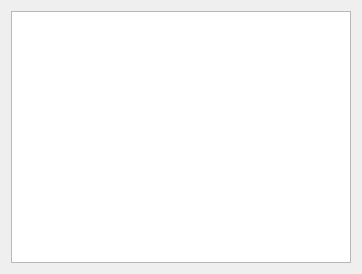
Before: the Qt Designer form src/knightsview_base.ui in netrunner-debian-kde-extras/knights, drawn with Qt 5.
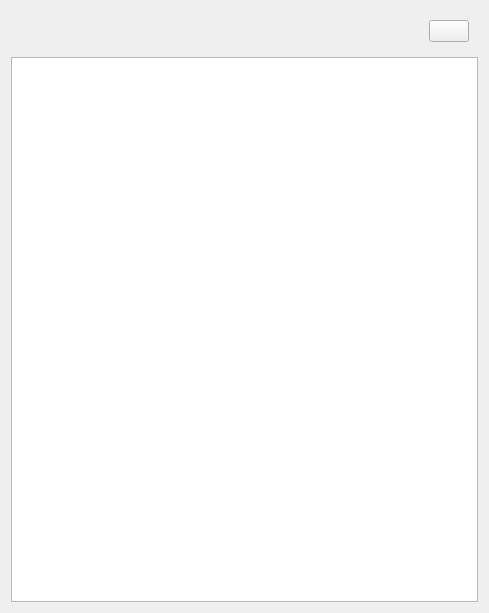
After: the same form once the commit is applied.

```diff
--- a/src/knightsview_base.ui
+++ b/src/knightsview_base.ui
@@ -6,8 +6,8 @@
    <rect>
     <x>0</x>
     <y>0</y>
-    <width>362</width>
-    <height>274</height>
+    <width>489</width>
+    <height>613</height>
    </rect>
   </property>
   <property name="windowTitle">
@@ -16,7 +16,33 @@
   <property name="autoFillBackground">
    <bool>true</bool>
   </property>
-  <layout class="QVBoxLayout" name="verticalLayout">
+  <layout class="QVBoxLayout" name="verticalLayout_2">
+   <item>
+    <widget class="QWidget" name="notificationWidget" native="true">
+     <layout class="QGridLayout" name="gridLayout">
+      <item row="0" column="0">
+       <spacer name="horizontalSpacer">
+        <property name="orientation">
+         <enum>Qt::Horizontal</enum>
+        </property>
+        <property name="sizeHint" stdset="0">
+         <size>
+          <width>40</width>
+          <height>0</height>
+         </size>
+        </property>
+       </spacer>
+      </item>
+      <item row="1" column="1">
+       <widget class="QPushButton" name="showAllOffers">
+        <property name="text">
+         <string/>
+        </property>
+       </widget>
+      </item>
+     </layout>
+    </widget>
+   </item>
    <item>
     <widget class="QGraphicsView" name="canvas">
      <property name="verticalScrollBarPolicy">
```
Left out of the diff: 4 changed lines with no effect on the pictures.
